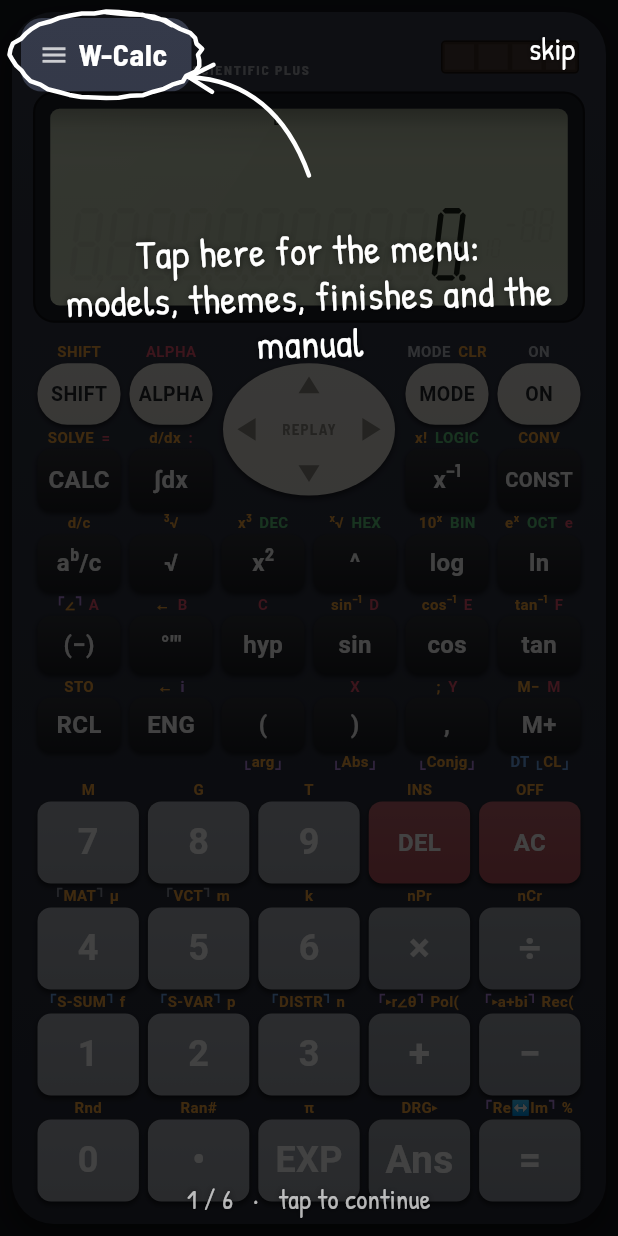
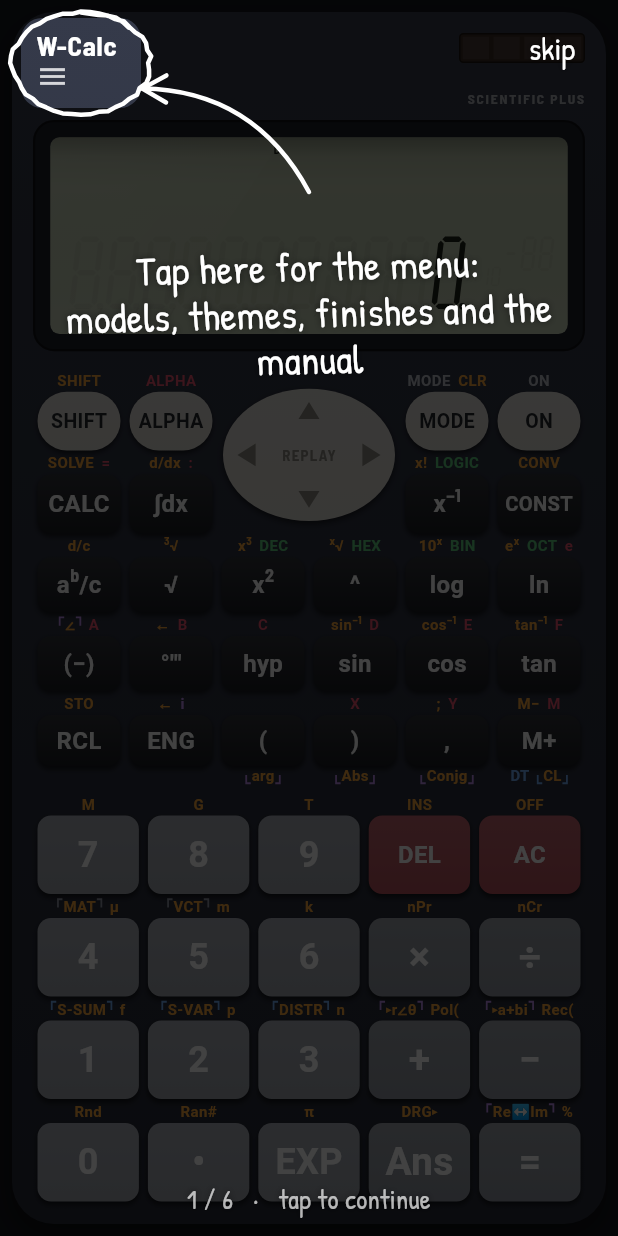
Before and after one commit to winzerprince/w-calc, a Flutter app: the screen it shows after launch, on a phone screen of 412 x 824 dp. Run offline on Flutter 3.47's test engine with Material 3 defaults, Android fonts, the phone set to English and light mode, and no system bars; our stand-ins replace shared_preferences, web; missing offline and left inert: dart:js_interop.

Commit message:
feat(ui): stable header layout and new app icon (#134)
- Header (fixed 52 px): W-Calc wordmark above the menu icon top left; history and graph in fixed 32 px slots that fade/scale in (no layout shift); solar panel and model name top right, scaling down on narrow widths.
- make_icons.py: new high-contrast icon (indigo tile, mint display with pixel W and =, white keys, orange accent); adaptive background colour updated; all launcher/web icons regenerated.

Co-authored-by: Claude Opus 5.5 <noreply@anthropic.com>

```diff
--- a/lib/ui/calculator_screen.dart
+++ b/lib/ui/calculator_screen.dart
@@ -393,78 +393,63 @@ class _Header extends StatelessWidget {
   final bool focus;
   final VoidCallback onFocus;
 
-  /// Shown when the calculation can be graphed (it uses X).
+  /// Shown when the calculation can be graphed.
   final VoidCallback? onGraph;
 
   @override
   Widget build(BuildContext context) {
-    return Row(
-      crossAxisAlignment: CrossAxisAlignment.end,
+    final skin = CalcSkin.of(context);
+    // Fixed height and fixed slots: nothing moves when contextual
+    // commands appear or disappear.
+    return SizedBox(
+      height: 52,
+      child: Row(
+        crossAxisAlignment: CrossAxisAlignment.stretch,
         children: [
-        Expanded(
-          child: FittedBox(
-            fit: BoxFit.scaleDown,
-            alignment: Alignment.bottomLeft,
-            child: Row(
-              crossAxisAlignment: CrossAxisAlignment.end,
-              children: [
-                KeyedSubtree(
+          // W-Calc above the menu icon, top left.
+          Align(
+            alignment: Alignment.topLeft,
+            child: KeyedSubtree(
               key: TourKeys.menu,
               child: _MenuButton(onReset: onReset),
             ),
-                // Contextual command: earlier calculations.
-                AnimatedSwitcher(
-                  duration: const Duration(milliseconds: 220),
-                  transitionBuilder: (child, a) =>
-                      ScaleTransition(scale: a, child: child),
-                  child: onHistory == null
-                      ? const SizedBox(key: ValueKey('no-history'), width: 0)
-                      : IconButton(
-                          key: const Key('history-button'),
+          ),
+          const SizedBox(width: 6),
+          Align(
+            alignment: Alignment.bottomLeft,
+            child: Row(
+              mainAxisSize: MainAxisSize.min,
+              children: [
+                _ContextSlot(
+                  buttonKey: const Key('history-button'),
+                  icon: Icons.history,
                   tooltip: 'Earlier calculations',
-                          visualDensity: VisualDensity.compact,
-                          onPressed: onHistory,
-                          icon: Icon(
-                            Icons.history,
-                            color: CalcSkin.of(context).brandText
-                                .withValues(alpha: 0.8),
+                  color: skin.brandText,
+                  onTap: onHistory,
                 ),
-                        ),
-                ),
-                // Contextual command: graph the expression in X.
-                AnimatedSwitcher(
-                  duration: const Duration(milliseconds: 220),
-                  transitionBuilder: (child, a) =>
-                      ScaleTransition(scale: a, child: child),
-                  child: onGraph == null
-                      ? const SizedBox(key: ValueKey('no-graph'), width: 0)
-                      : IconButton(
-                          key: const Key('graph-button'),
+                const SizedBox(width: 4),
+                _ContextSlot(
+                  buttonKey: const Key('graph-button'),
+                  icon: Icons.show_chart,
                   tooltip: 'Graph this',
-                          visualDensity: VisualDensity.compact,
-                          onPressed: onGraph,
-                          icon: Icon(
-                            Icons.show_chart,
-                            color: CalcSkin.of(context).label(LabelKind.shift),
-                          ),
-                        ),
-                ),
-                const SizedBox(width: 8),
-                Text(
-                  ModelScope.of(context).name.toUpperCase(),
-                  style: TextStyle(
-                    color: CalcSkin.of(context).brandText
-                        .withValues(alpha: 0.55),
-                    fontSize: 9,
-                    letterSpacing: 1.2,
-                    fontWeight: FontWeight.w600,
-                  ),
+                  color: skin.label(LabelKind.shift),
+                  onTap: onGraph,
                 ),
               ],
             ),
           ),
-        ),
-        const SizedBox(width: 8),
+          Expanded(
+            child: Align(
+              alignment: Alignment.topRight,
+              child: FittedBox(
+                fit: BoxFit.scaleDown,
+                alignment: Alignment.topRight,
+                child: SizedBox(
+                  height: 52,
+                  child: Column(
+                    crossAxisAlignment: CrossAxisAlignment.end,
+                    mainAxisAlignment: MainAxisAlignment.spaceBetween,
+                    children: [
                       // The solar panel toggles focus (full-screen) mode.
                       Tooltip(
                         message: focus ? 'Exit full screen' : 'Full screen',
@@ -479,22 +464,40 @@ class _Header extends StatelessWidget {
                             onTap: onFocus,
                             child: Padding(
                               key: TourKeys.solar,
-                padding: const EdgeInsets.all(4),
+                              padding: const EdgeInsets.fromLTRB(4, 2, 0, 2),
                               child: _solar(context),
                             ),
                           ),
                         ),
                       ),
+                      Text(
+                        ModelScope.of(context).name.toUpperCase(),
+                        maxLines: 1,
+                        style: TextStyle(
+                          color: skin.brandText.withValues(alpha: 0.6),
+                          fontSize: 9,
+                          letterSpacing: 1.2,
+                          fontWeight: FontWeight.w600,
+                        ),
+                      ),
                     ],
+                  ),
+                ),
+              ),
+            ),
+          ),
+        ],
+      ),
     );
   }
 
   Widget _solar(BuildContext context) {
+    final skin = CalcSkin.of(context);
     return Container(
-      width: 92,
-      height: 22,
+      width: 84,
+      height: 20,
       decoration: BoxDecoration(
-        color: CalcSkin.of(context).solarStrip,
+        color: skin.solarStrip,
         borderRadius: BorderRadius.circular(3),
         border: Border.all(color: Colors.black54),
       ),
@@ -504,14 +507,58 @@ class _Header extends StatelessWidget {
             Expanded(
               child: Container(
                 margin: const EdgeInsets.all(1.5),
-                color: Color.lerp(
-                  CalcSkin.of(context).solarStrip,
-                  Colors.white,
-                  0.08,
-                ),
+                color: Color.lerp(skin.solarStrip, Colors.white, 0.08),
               ),
             ),
         ],
+      ),
+    );
+  }
+}
+
+/// A contextual command in a fixed slot: always takes its space, fades and
+/// scales in when available, ignores taps when not.
+class _ContextSlot extends StatelessWidget {
+  const _ContextSlot({
+    required this.buttonKey,
+    required this.icon,
+    required this.tooltip,
+    required this.color,
+    required this.onTap,
+  });
+
+  final Key buttonKey;
+  final IconData icon;
+  final String tooltip;
+  final Color color;
+  final VoidCallback? onTap;
+
+  @override
+  Widget build(BuildContext context) {
+    final on = onTap != null;
+    return SizedBox.square(
+      dimension: 32,
+      child: AnimatedOpacity(
+        opacity: on ? 1 : 0,
+        duration: const Duration(milliseconds: 200),
+        child: AnimatedScale(
+          scale: on ? 1 : 0.6,
+          duration: const Duration(milliseconds: 220),
+          curve: Curves.easeOutBack,
+          child: IgnorePointer(
+            ignoring: !on,
+            child: on
+                ? IconButton(
+                    key: buttonKey,
+                    tooltip: tooltip,
+                    padding: EdgeInsets.zero,
+                    iconSize: 22,
+                    onPressed: onTap,
+                    icon: Icon(icon, color: color),
+                  )
+                : Icon(icon, color: color, size: 22),
+          ),
+        ),
       ),
     );
   }
@@ -559,24 +606,25 @@ class _MenuButton extends StatelessWidget {
             borderRadius: BorderRadius.circular(8),
             onTap: () => showAppMenu(context, onReset: onReset),
             child: Padding(
-              padding: const EdgeInsets.fromLTRB(4, 2, 8, 2),
-              child: Row(
+              padding: const EdgeInsets.fromLTRB(2, 0, 8, 2),
+              child: Column(
                 mainAxisSize: MainAxisSize.min,
+                crossAxisAlignment: CrossAxisAlignment.start,
                 children: [
-                  Icon(
-                    Icons.menu,
-                    color: brand.withValues(alpha: 0.75),
-                    size: 20,
-                  ),
-                  const SizedBox(width: 6),
                   Text(
                     'W-Calc',
                     style: TextStyle(
                       color: brand,
-                      fontSize: 20,
+                      fontSize: 18,
+                      height: 1.1,
                       fontWeight: FontWeight.w800,
                       letterSpacing: 0.5,
                     ),
+                  ),
+                  Icon(
+                    Icons.menu,
+                    color: brand.withValues(alpha: 0.8),
+                    size: 22,
                   ),
                 ],
               ),
```
Also changed, not shown: docs/icon-512.png, 18 other files. Lines whose indentation alone changed are shown as unchanged.
